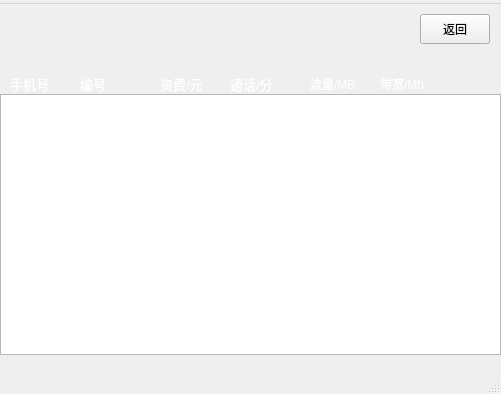
Before: the Qt Designer form qt03/admin_user_plan.ui in s235784/ProgramDesign, drawn with Qt 5.
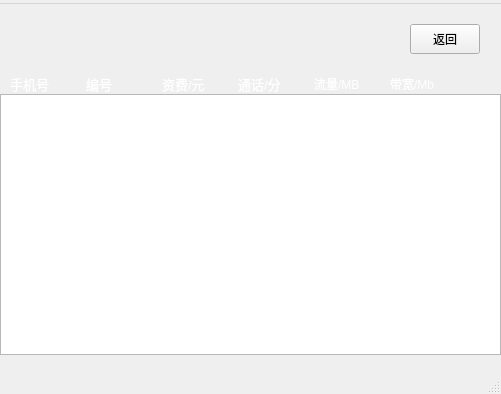
After: the same form once the commit is applied. Icons and pictures are not drawn.

Diff of the .ui file:
```diff
--- a/qt03/admin_user_plan.ui
+++ b/qt03/admin_user_plan.ui
@@ -17,8 +17,8 @@
    <widget class="QPushButton" name="pushButton_back">
     <property name="geometry">
      <rect>
-      <x>420</x>
-      <y>10</y>
+      <x>410</x>
+      <y>20</y>
       <width>70</width>
       <height>30</height>
      </rect>
@@ -52,7 +52,7 @@
    <widget class="QLabel" name="label_3">
     <property name="geometry">
      <rect>
-      <x>80</x>
+      <x>86</x>
       <y>70</y>
       <width>51</width>
       <height>20</height>
@@ -73,7 +73,7 @@
    <widget class="QLabel" name="label_4">
     <property name="geometry">
      <rect>
-      <x>160</x>
+      <x>162</x>
       <y>70</y>
       <width>61</width>
       <height>20</height>
@@ -94,7 +94,7 @@
    <widget class="QLabel" name="label_5">
     <property name="geometry">
      <rect>
-      <x>230</x>
+      <x>238</x>
       <y>70</y>
       <width>51</width>
       <height>20</height>
@@ -125,7 +125,7 @@
    <widget class="QLabel" name="label_2">
     <property name="geometry">
      <rect>
-      <x>310</x>
+      <x>314</x>
       <y>70</y>
       <width>50</width>
       <height>20</height>
@@ -141,7 +141,7 @@
    <widget class="QLabel" name="label_6">
     <property name="geometry">
      <rect>
-      <x>380</x>
+      <x>390</x>
       <y>70</y>
       <width>50</width>
       <height>20</height>
```
